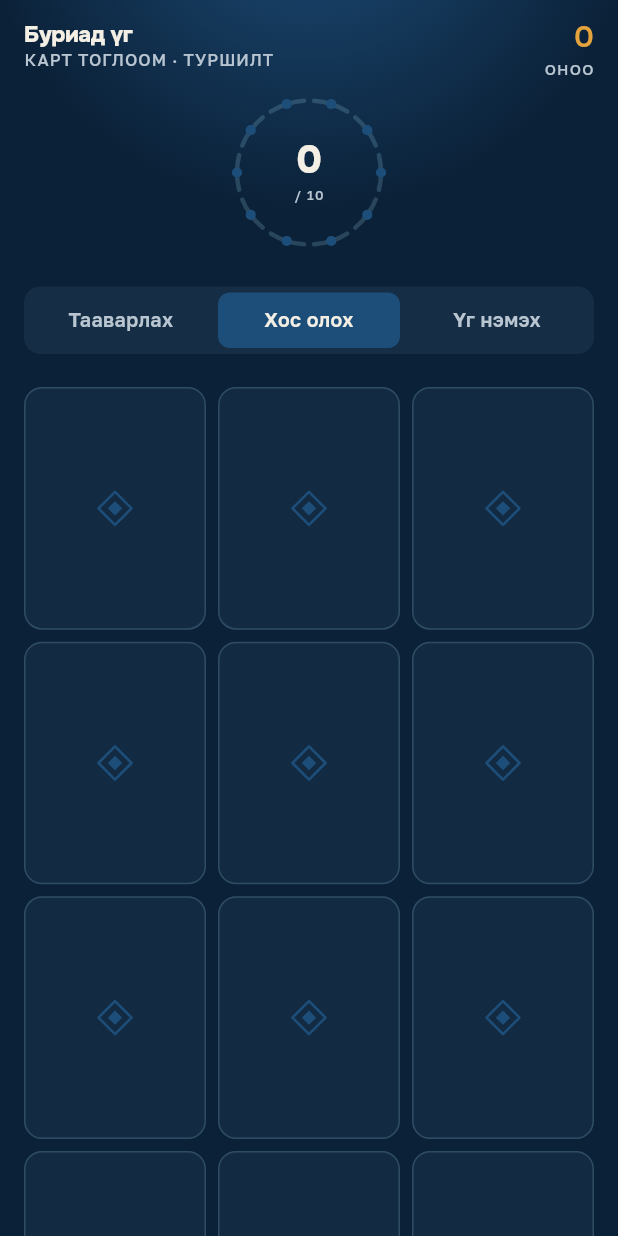
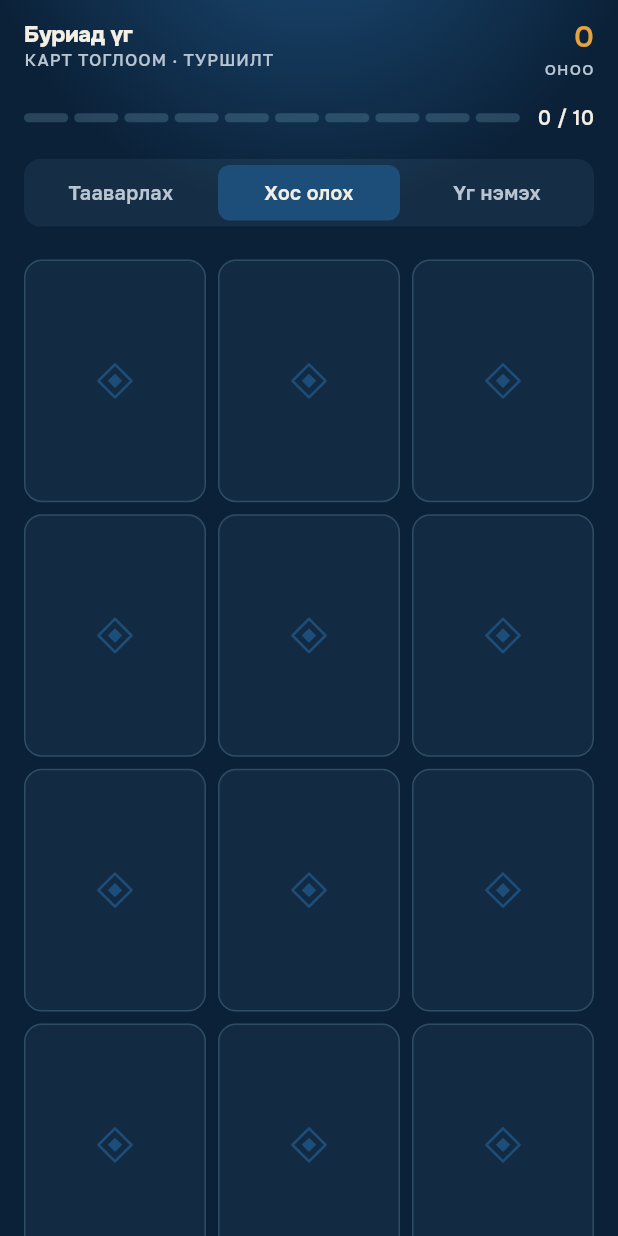
Before and after one commit to Shinebayr11/buriad-app, a Flutter app: the screen it shows after launch, after a tap on "Хос олох", on a phone screen of 412 x 824 dp. Run offline on Flutter 3.47's test engine with Material 3 defaults, Android fonts, the phone set to English and light mode, and no system bars; our stand-ins replace audioplayers, file_picker, share_plus, shared_preferences.

Commit message:
Явцын бөгжийг шугам болгов
Дугуй бөгжийн оронд 10 хэрчимтэй хэвтээ шугам. Өнгө хэвээр: шар = зөв,
улаан = буруу, бүдэг = хариулаагүй. Тоолуур баруун талд.

Босоо зайд 120 пиксель хэмнэгдсэн тул дөрвөн хариулт бүгд гүйлгэлгүйгээр
дэлгэцэд багтаж байна — өмнө нь гурав нь л харагддаг байв.

Өндөр нь тогтмол болсон тул намхан дэлгэцэд бөгжийг багасгах LayoutBuilder
тооцоолол хэрэггүй боллоо.

Тайлбар: дугуй хэлбэр нь ёохор бүжгийн тойргийг зүйрлэдэг байсан; шугам
болгоход тэр холбоо алдагдана.

```diff
--- a/app/lib/screens/home_screen.dart
+++ b/app/lib/screens/home_screen.dart
@@ -2,7 +2,7 @@ import 'package:flutter/material.dart';
 
 import '../state/game_state.dart';
 import '../theme.dart';
-import '../widgets/yohor_ring.dart';
+import '../widgets/yohor_line.dart';
 import 'edit_screen.dart';
 import 'guess_screen.dart';
 import 'pairs_screen.dart';
@@ -47,9 +47,7 @@ class _HomeScreenState extends State<HomeScreen> {
           ),
         ),
         child: SafeArea(
-          child: LayoutBuilder(
-            builder: (context, constraints) {
-              return ListenableBuilder(
+          child: ListenableBuilder(
             listenable: state,
             builder: (context, _) {
               switch (state.load) {
@@ -60,27 +58,18 @@ class _HomeScreenState extends State<HomeScreen> {
                 case LoadState.ready:
                   break;
               }
-                  // Намхан дэлгэц дээр (жижиг утас, том системийн үсэг) бөгж
-                  // халин гарахын оронд багасна. Flexible ашиглавал доорх
-                  // Expanded-тэй зайгаа тэн хувааж, тоглоомыг шахдаг.
-                  final h = constraints.maxHeight;
-                  final ringSize = h >= 560
-                      ? 120.0
-                      : (h * .22).clamp(56.0, 120.0);
-
               return Padding(
                 padding: const EdgeInsets.fromLTRB(16, 10, 16, 0),
                 child: Column(
                   children: [
                     _Header(score: state.score),
-                        const SizedBox(height: 2),
-                        YohorRing(
+                    const SizedBox(height: 16),
+                    YohorLine(
                       streak: state.streak,
                       round: GameState.round,
                       pulse: state.ringDone,
-                          size: ringSize,
                     ),
-                        const SizedBox(height: 16),
+                    const SizedBox(height: 18),
                     _Tabs(labels: _tabs, index: _tab, onSelect: _select),
                     const SizedBox(height: 18),
                     Expanded(
@@ -88,18 +77,13 @@ class _HomeScreenState extends State<HomeScreen> {
                         index: _tab,
                         children: [
                           GuessScreen(state: state),
-                              PairsScreen(
-                                key: ValueKey(_pairsGen),
-                                state: state,
-                              ),
+                          PairsScreen(key: ValueKey(_pairsGen), state: state),
                           EditScreen(state: state),
                         ],
                       ),
                     ),
                   ],
                 ),
-                  );
-                },
               );
             },
           ),
--- /dev/null
+++ b/app/lib/widgets/yohor_line.dart
@@ -0,0 +1,107 @@
+import 'package:flutter/material.dart';
+
+import '../theme.dart';
+
+/// Давталтын явц — 10 асуултын шугаман заалт.
+///
+/// Хэрчим бүр нэг асуулт: шар = зөв, улаан = буруу, бүдэг = хариулаагүй.
+class YohorLine extends StatefulWidget {
+  const YohorLine({
+    super.key,
+    required this.streak,
+    required this.round,
+    this.pulse = false,
+  });
+
+  final List<bool> streak;
+  final int round;
+
+  /// true болох мөчид нэг удаа лугшина (давталт дүүрсэн тэмдэг).
+  final bool pulse;
+
+  @override
+  State<YohorLine> createState() => _YohorLineState();
+}
+
+class _YohorLineState extends State<YohorLine>
+    with SingleTickerProviderStateMixin {
+  late final _ctrl = AnimationController(
+    vsync: this,
+    duration: const Duration(milliseconds: 700),
+  );
+  late final _scale = TweenSequence<double>([
+    TweenSequenceItem(tween: Tween(begin: 1, end: 1.06), weight: 1),
+    TweenSequenceItem(tween: Tween(begin: 1.06, end: 1), weight: 1),
+  ]).animate(CurvedAnimation(parent: _ctrl, curve: Curves.easeInOut));
+
+  @override
+  void didUpdateWidget(YohorLine old) {
+    super.didUpdateWidget(old);
+    if (widget.pulse && !old.pulse) _ctrl.forward(from: 0);
+  }
+
+  @override
+  void dispose() {
+    _ctrl.dispose();
+    super.dispose();
+  }
+
+  @override
+  Widget build(BuildContext context) {
+    return Semantics(
+      label: 'Давталтын явц: ${widget.streak.length} / ${widget.round}',
+      child: ScaleTransition(
+        scale: _scale,
+        child: Row(
+          children: [
+            Expanded(
+              child: Row(
+                children: [
+                  for (var i = 0; i < widget.round; i++) ...[
+                    if (i > 0) const SizedBox(width: 4),
+                    Expanded(
+                      child: _Segment(
+                        state: i < widget.streak.length
+                            ? widget.streak[i]
+                            : null,
+                      ),
+                    ),
+                  ],
+                ],
+              ),
+            ),
+            const SizedBox(width: 12),
+            Text(
+              '${widget.streak.length} / ${widget.round}',
+              style: display(size: 13, weight: FontWeight.w600),
+            ),
+          ],
+        ),
+      ),
+    );
+  }
+}
+
+class _Segment extends StatelessWidget {
+  const _Segment({required this.state});
+
+  /// true = зөв, false = буруу, null = хариулаагүй.
+  final bool? state;
+
+  @override
+  Widget build(BuildContext context) {
+    return AnimatedContainer(
+      duration: const Duration(milliseconds: 350),
+      curve: Curves.easeOut,
+      height: 6,
+      decoration: BoxDecoration(
+        color: switch (state) {
+          true => BuriadColors.shar,
+          false => BuriadColors.uls,
+          null => BuriadColors.line,
+        },
+        borderRadius: BorderRadius.circular(3),
+      ),
+    );
+  }
+}
--- a/app/lib/widgets/yohor_ring.dart
+++ /dev/null
@@ -1,140 +0,0 @@
-import 'dart:math';
-
-import 'package:flutter/foundation.dart';
-import 'package:flutter/material.dart';
-
-import '../theme.dart';
-
-/// Ёохор бөгж — 10 асуултын давталтын явц.
-/// Геометр нь index.html-ийн drawRing()-тэй ижил: 120×120 талбайд R=48.
-class YohorRing extends StatefulWidget {
-  const YohorRing({
-    super.key,
-    required this.streak,
-    required this.round,
-    this.pulse = false,
-    this.size = 120,
-  });
-
-  final List<bool> streak;
-  final int round;
-
-  /// true болох мөчид бөгж нэг удаа лугшина (CSS: .yohor.done → ringpulse).
-  final bool pulse;
-
-  /// Бөгжийн талын хэмжээ. Намхан дэлгэц дээр багасгана.
-  final double size;
-
-  @override
-  State<YohorRing> createState() => _YohorRingState();
-}
-
-class _YohorRingState extends State<YohorRing>
-    with SingleTickerProviderStateMixin {
-  late final _ctrl = AnimationController(
-    vsync: this,
-    duration: const Duration(milliseconds: 700),
-  );
-  late final _scale = TweenSequence<double>([
-    TweenSequenceItem(tween: Tween(begin: 1, end: 1.06), weight: 1),
-    TweenSequenceItem(tween: Tween(begin: 1.06, end: 1), weight: 1),
-  ]).animate(CurvedAnimation(parent: _ctrl, curve: Curves.easeInOut));
-
-  @override
-  void didUpdateWidget(YohorRing old) {
-    super.didUpdateWidget(old);
-    if (widget.pulse && !old.pulse) _ctrl.forward(from: 0);
-  }
-
-  @override
-  void dispose() {
-    _ctrl.dispose();
-    super.dispose();
-  }
-
-  @override
-  Widget build(BuildContext context) {
-    return Semantics(
-      label: 'Давталтын явц: ${widget.streak.length} / ${widget.round}',
-      child: ScaleTransition(
-        scale: _scale,
-        child: SizedBox(
-          width: widget.size,
-          height: widget.size,
-          child: Stack(
-            alignment: Alignment.center,
-            children: [
-              CustomPaint(
-                size: Size(widget.size, widget.size),
-                painter: _RingPainter(widget.streak, widget.round),
-              ),
-              Column(
-                mainAxisSize: MainAxisSize.min,
-                children: [
-                  Text(
-                    '${widget.streak.length}',
-                    style: display(
-                      size: widget.size * (26 / 120),
-                      weight: FontWeight.w800,
-                      height: 1,
-                    ),
-                  ),
-                  SizedBox(height: widget.size * (4 / 120)),
-                  Text(
-                    '/ ${widget.round}',
-                    style: label(
-                      size: widget.size * (9 / 120),
-                      color: BuriadColors.sutDim,
-                    ),
-                  ),
-                ],
-              ),
-            ],
-          ),
-        ),
-      ),
-    );
-  }
-}
-
-class _RingPainter extends CustomPainter {
-  _RingPainter(this.streak, this.round);
-
-  final List<bool> streak;
-  final int round;
-
-  @override
-  void paint(Canvas canvas, Size size) {
-    // Анхны 120×120 зураглалын харьцааг хадгална.
-    final k = size.width / 120;
-    final r = 48.0 * k, dotR = 3.4 * k;
-    const gap = .07;
-    final c = Offset(size.width / 2, size.height / 2);
-    final rect = Rect.fromCircle(center: c, radius: r);
-    final seg = Paint()
-      ..style = PaintingStyle.stroke
-      ..strokeWidth = 3 * k
-      ..strokeCap = StrokeCap.round;
-    final dot = Paint()..style = PaintingStyle.fill;
-
-    for (var i = 0; i < round; i++) {
-      final a0 = i / round * 2 * pi - pi / 2 + gap;
-      final a1 = (i + 1) / round * 2 * pi - pi / 2 - gap;
-      final st = i < streak.length ? streak[i] : null;
-      seg.color = switch (st) {
-        true => BuriadColors.shar,
-        false => BuriadColors.uls,
-        null => BuriadColors.line,
-      };
-      canvas.drawArc(rect, a0, a1 - a0, false, seg);
-
-      final am = (a0 + a1) / 2;
-      dot.color = st == null ? BuriadColors.tengerSoft : BuriadColors.khadag;
-      canvas.drawCircle(c + Offset(r * cos(am), r * sin(am)), dotR, dot);
-    }
-  }
-
-  @override
-  bool shouldRepaint(_RingPainter old) =>
-      old.round != round || !listEquals(old.streak, streak);
-}
```
Also changed, not shown: 4 other files. Lines whose indentation alone changed are shown as unchanged.
